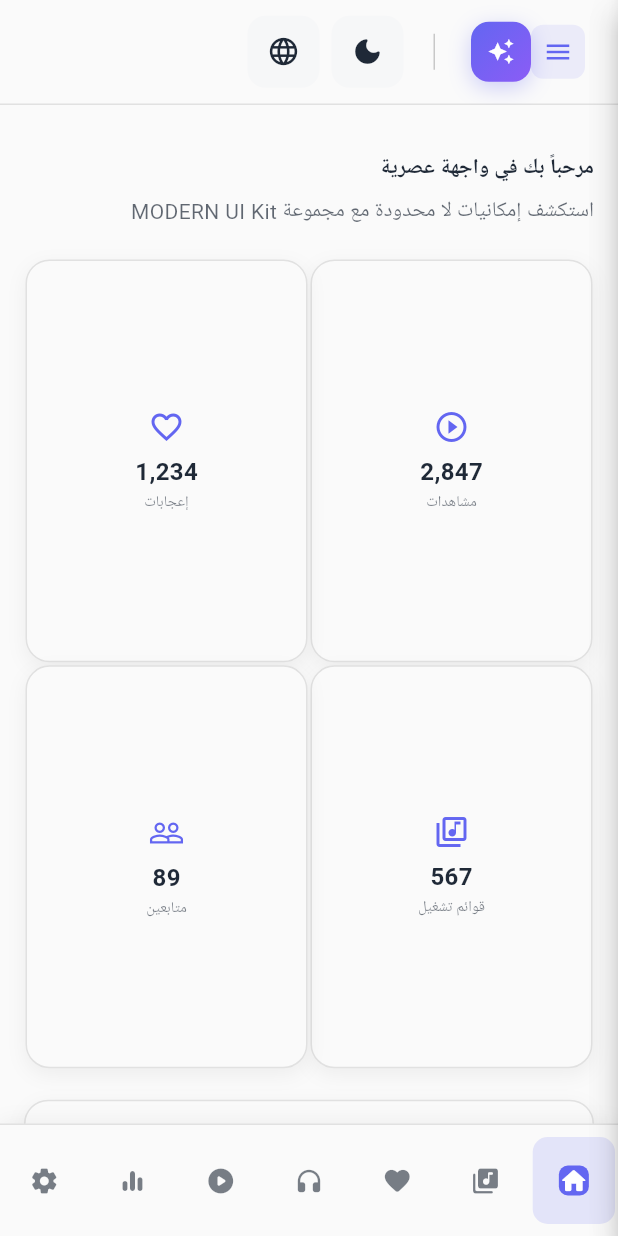
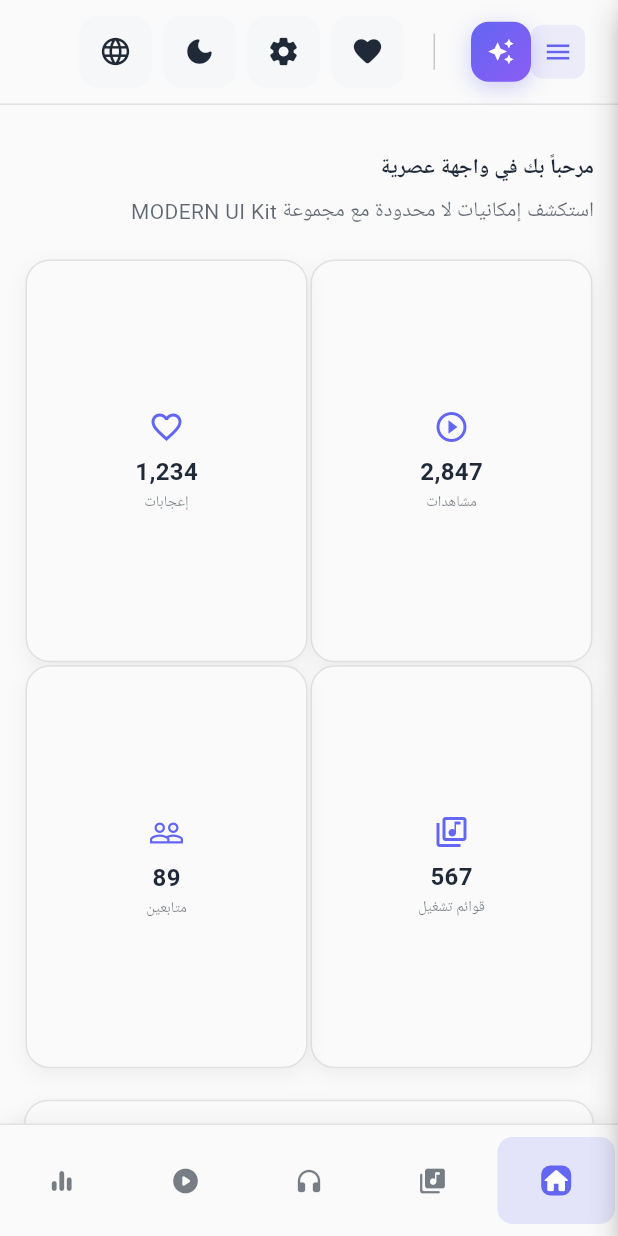
Before and after one commit to weeasd57/media_player_app, a Flutter app: the screen it shows after launch, on a phone screen of 412 x 824 dp. Run offline on Flutter 3.47's test engine with Material 3 defaults, Android fonts, the phone set to English and light mode, and no system bars; our stand-ins replace clay_containers, shared_preferences.

Commit message:
Add favorites and settings navigation with dedicated buttons
Co-authored-by: acursour <acursour@gmail.com>

```diff
--- a/lib/main.dart
+++ b/lib/main.dart
@@ -46,7 +46,9 @@ class UIKitCollectionApp extends StatelessWidget {
             title: 'UI Kit Collection',
             theme: themeProvider.currentTheme,
             locale: localeProvider.locale,
-            home: const AppLayout(),
+            home: const SafeArea(
+              child: AppLayout(),
+            ),
             debugShowCheckedModeBanner: false,
             supportedLocales: const [
               Locale('en', 'US'),
--- a/lib/presentation/navigation/app_layout.dart
+++ b/lib/presentation/navigation/app_layout.dart
@@ -6,6 +6,8 @@ import '../providers/locale_provider.dart';
 import '../utils/responsive_layout.dart';
 import '../widgets/app_sidebar.dart';
 import '../widgets/app_navigation_bar.dart';
+import '../pages/favorites_screen.dart';
+import '../pages/settings_screen.dart';
 
 class AppLayout extends StatelessWidget {
   const AppLayout({super.key});
@@ -190,6 +192,94 @@ class AppLayout extends StatelessWidget {
                               Row(
                                 mainAxisSize: MainAxisSize.min,
                                 children: [
+                                  // Favorites Button
+                                  Container(
+                                    decoration: BoxDecoration(
+                                      color: themeProvider
+                                          .currentTheme
+                                          .colorScheme
+                                          .surfaceContainerHighest
+                                          .withAlpha((0.5 * 255).round()),
+                                      borderRadius: BorderRadius.circular(12),
+                                    ),
+                                    child: IconButton(
+                                      icon: Icon(
+                                        Icons.favorite_rounded,
+                                        size:
+                                            ResponsiveLayout.isSmallMobile(
+                                              context,
+                                            )
+                                              ? 20
+                                              : 22,
+                                        color: themeProvider
+                                            .currentTheme
+                                            .colorScheme
+                                            .onSurface,
+                                      ),
+                                      onPressed: () {
+                                        appProvider.navigateToFavorites();
+                                      },
+                                      tooltip: isArabic ? 'المفضلة' : 'Favorites',
+                                      padding:
+                                          ResponsiveLayout.isSmallMobile(
+                                            context,
+                                          )
+                                              ? const EdgeInsets.all(4)
+                                              : const EdgeInsets.all(8),
+                                    ),
+                                  ),
+
+                                  SizedBox(
+                                    width:
+                                        ResponsiveLayout.isSmallMobile(context)
+                                        ? 6
+                                        : 8,
+                                  ),
+
+                                  // Settings Button
+                                  Container(
+                                    decoration: BoxDecoration(
+                                      color: themeProvider
+                                          .currentTheme
+                                          .colorScheme
+                                          .surfaceContainerHighest
+                                          .withAlpha((0.5 * 255).round()),
+                                      borderRadius: BorderRadius.circular(12),
+                                    ),
+                                    child: IconButton(
+                                      icon: Icon(
+                                        Icons.settings_rounded,
+                                        size:
+                                            ResponsiveLayout.isSmallMobile(
+                                              context,
+                                            )
+                                              ? 20
+                                              : 22,
+                                        color: themeProvider
+                                            .currentTheme
+                                            .colorScheme
+                                            .onSurface,
+                                      ),
+                                      onPressed: () {
+                                        appProvider.navigateToSettings();
+                                      },
+                                      tooltip: isArabic ? 'الإعدادات' : 'Settings',
+                                      padding:
+                                          ResponsiveLayout.isSmallMobile(
+                                            context,
+                                          )
+                                              ? const EdgeInsets.all(4)
+                                              : const EdgeInsets.all(8),
+                                    ),
+                                  ),
+
+                                  SizedBox(
+                                    width:
+                                        ResponsiveLayout.isSmallMobile(context)
+                                        ? 6
+                                        : 8,
+                                  ),
+
                                   // Theme Toggle with Modern Design
                                   Container(
                                     decoration: BoxDecoration(
@@ -315,7 +405,11 @@ class AppLayout extends StatelessWidget {
                           },
                           child: Container(
                             key: ValueKey('${currentApp.id}_${currentPage.id}'),
-                            child: currentPage.screen,
+                            child: appProvider.showFavorites
+                                ? const FavoritesScreen()
+                                : appProvider.showSettings
+                                    ? const SettingsScreen()
+                                    : currentPage.screen,
                           ),
                         ),
                       ),
--- a/lib/presentation/providers/app_provider.dart
+++ b/lib/presentation/providers/app_provider.dart
@@ -13,12 +13,17 @@ class AppProvider extends ChangeNotifier {
   int _selectedPageIndex = 0;
   // استخدام حالة واحدة للشريط الجانبي: false = مفتوح، true = مخفي
   bool _isSidebarHidden = true;
+  // إضافة متغيرات للتنقل إلى المفضلة والإعدادات
+  bool _showFavorites = false;
+  bool _showSettings = false;
 
   int get selectedAppIndex => _selectedAppIndex;
   int get selectedPageIndex => _selectedPageIndex;
   // نحتفظ بهذا للتوافق مع الكود السابق، لكن دائمًا يكون false
   bool get isSidebarCollapsed => false;
   bool get isSidebarHidden => _isSidebarHidden;
+  bool get showFavorites => _showFavorites;
+  bool get showSettings => _showSettings;
 
   AppItem get currentApp => apps[_selectedAppIndex];
   AppPage get currentPage => currentApp.pages[_selectedPageIndex];
@@ -50,13 +55,6 @@ class AppProvider extends ChangeNotifier {
           screen: const LibraryScreen(),
         ),
         AppPage(
-          id: 'favorites',
-          name: 'Favorites',
-          nameAr: 'المفضلة',
-          icon: Icons.favorite_rounded,
-          screen: const FavoritesScreen(),
-        ),
-        AppPage(
           id: 'audio',
           name: 'Audio Player',
           nameAr: 'مشغل الصوت',
@@ -76,13 +74,6 @@ class AppProvider extends ChangeNotifier {
           nameAr: 'المعادل',
           icon: Icons.equalizer_rounded,
           screen: const EqualizerScreen(),
-        ),
-        AppPage(
-          id: 'settings',
-          name: 'Settings',
-          nameAr: 'الإعدادات',
-          icon: Icons.settings_rounded,
-          screen: const SettingsScreen(),
         ),
       ],
     ),
@@ -112,13 +103,6 @@ class AppProvider extends ChangeNotifier {
           screen: const LibraryScreen(),
         ),
         AppPage(
-          id: 'favorites',
-          name: 'Favorites',
-          nameAr: 'المفضلة',
-          icon: Icons.favorite_outline,
-          screen: const FavoritesScreen(),
-        ),
-        AppPage(
           id: 'audio',
           name: 'Audio',
           nameAr: 'الصوت',
@@ -138,13 +122,6 @@ class AppProvider extends ChangeNotifier {
           nameAr: 'المعادل',
           icon: Icons.equalizer_outlined,
           screen: const EqualizerScreen(),
-        ),
-        AppPage(
-          id: 'settings',
-          name: 'Settings',
-          nameAr: 'الإعدادات',
-          icon: Icons.settings_outlined,
-          screen: const SettingsScreen(),
         ),
       ],
     ),
@@ -174,13 +151,6 @@ class AppProvider extends ChangeNotifier {
           screen: const LibraryScreen(),
         ),
         AppPage(
-          id: 'favorites',
-          name: 'Favorites',
-          nameAr: 'المفضلة',
-          icon: Icons.favorite_border,
-          screen: const FavoritesScreen(),
-        ),
-        AppPage(
           id: 'audio',
           name: 'Audio Player',
           nameAr: 'مشغل الصوت',
@@ -200,13 +170,6 @@ class AppProvider extends ChangeNotifier {
           nameAr: 'المعادل',
           icon: Icons.equalizer,
           screen: const EqualizerScreen(),
-        ),
-        AppPage(
-          id: 'settings',
-          name: 'Settings',
-          nameAr: 'الإعدادات',
-          icon: Icons.settings,
-          screen: const SettingsScreen(),
         ),
       ],
     ),
@@ -236,13 +199,6 @@ class AppProvider extends ChangeNotifier {
           screen: const LibraryScreen(),
         ),
         AppPage(
-          id: 'favorites',
-          name: 'Favorites',
-          nameAr: 'المفضلة',
-          icon: Icons.favorite,
-          screen: const FavoritesScreen(),
-        ),
-        AppPage(
           id: 'audio',
           name: 'Audio Player',
           nameAr: 'مشغل الصوت',
@@ -262,13 +218,6 @@ class AppProvider extends ChangeNotifier {
           nameAr: 'المعادل',
           icon: Icons.equalizer,
           screen: const EqualizerScreen(),
-        ),
-        AppPage(
-          id: 'settings',
-          name: 'Settings',
-          nameAr: 'الإعدادات',
-          icon: Icons.tune,
-          screen: const SettingsScreen(),
         ),
       ],
     ),
@@ -298,13 +247,6 @@ class AppProvider extends ChangeNotifier {
           screen: const LibraryScreen(),
         ),
         AppPage(
-          id: 'favorites',
-          name: 'Favorites',
-          nameAr: 'المفضلة',
-          icon: Icons.favorite_border,
-          screen: const FavoritesScreen(),
-        ),
-        AppPage(
           id: 'audio',
           name: 'Audio Player',
           nameAr: 'مشغل الصوت',
@@ -324,13 +266,6 @@ class AppProvider extends ChangeNotifier {
           nameAr: 'المعادل',
           icon: Icons.equalizer,
           screen: const EqualizerScreen(),
-        ),
-        AppPage(
-          id: 'settings',
-          name: 'Settings',
-          nameAr: 'الإعدادات',
-          icon: Icons.settings,
-          screen: const SettingsScreen(),
         ),
       ],
     ),
@@ -360,13 +295,6 @@ class AppProvider extends ChangeNotifier {
           screen: const LibraryScreen(),
         ),
         AppPage(
-          id: 'favorites',
-          name: 'Favorites',
-          nameAr: 'المفضلة',
-          icon: Icons.favorite,
-          screen: const FavoritesScreen(),
-        ),
-        AppPage(
           id: 'audio',
           name: 'Audio Matrix',
           nameAr: 'مصفوفة الصوت',
@@ -386,13 +314,6 @@ class AppProvider extends ChangeNotifier {
           nameAr: 'مصفوفة المعادل',
           icon: Icons.waves,
           screen: const EqualizerScreen(),
-        ),
-        AppPage(
-          id: 'settings',
-          name: 'System Settings',
-          nameAr: 'إعدادات النظام',
-          icon: Icons.settings,
-          screen: const SettingsScreen(),
         ),
       ],
     ),
@@ -422,13 +343,6 @@ class AppProvider extends ChangeNotifier {
           screen: const LibraryScreen(),
         ),
         AppPage(
-          id: 'favorites',
-          name: 'Favorites',
-          nameAr: 'المفضلة',
-          icon: Icons.favorite,
-          screen: const FavoritesScreen(),
-        ),
-        AppPage(
           id: 'audio',
           name: 'Nature Sounds',
           nameAr: 'أصوات الطبيعة',
@@ -448,13 +362,6 @@ class AppProvider extends ChangeNotifier {
           nameAr: 'معادل الطبيعة',
           icon: Icons.equalizer,
           screen: const EqualizerScreen(),
-        ),
-        AppPage(
-          id: 'settings',
-          name: 'Nature Settings',
-          nameAr: 'إعدادات الطبيعة',
-          icon: Icons.settings,
-          screen: const SettingsScreen(),
         ),
       ],
     ),
@@ -484,13 +391,6 @@ class AppProvider extends ChangeNotifier {
           screen: const LibraryScreen(),
         ),
         AppPage(
-          id: 'favorites',
-          name: 'Favorites',
-          nameAr: 'المفضلة',
-          icon: Icons.favorite,
-          screen: const FavoritesScreen(),
-        ),
-        AppPage(
           id: 'audio',
           name: 'Vinyl Player',
           nameAr: 'مشغل الفينيل',
@@ -510,13 +410,6 @@ class AppProvider extends ChangeNotifier {
           nameAr: 'المعادل الكلاسيكي',
           icon: Icons.equalizer,
           screen: const EqualizerScreen(),
-        ),
-        AppPage(
-          id: 'settings',
-          name: 'Retro Settings',
-          nameAr: 'الإعدادات الكلاسيكية',
-          icon: Icons.settings,
-          screen: const SettingsScreen(),
         ),
       ],
     ),
@@ -546,13 +439,6 @@ class AppProvider extends ChangeNotifier {
           screen: const LibraryScreen(),
         ),
         AppPage(
-          id: 'favorites',
-          name: 'Treasures',
-          nameAr: 'الكنوز',
-          icon: Icons.diamond,
-          screen: const FavoritesScreen(),
-        ),
-        AppPage(
           id: 'audio',
           name: 'Ocean Sounds',
           nameAr: 'أصوات المحيط',
@@ -572,13 +458,6 @@ class AppProvider extends ChangeNotifier {
           nameAr: 'معادل المحيط',
           icon: Icons.equalizer,
           screen: const EqualizerScreen(),
-        ),
-        AppPage(
-          id: 'settings',
-          name: 'Ocean Settings',
-          nameAr: 'إعدادات المحيط',
-          icon: Icons.settings,
-          screen: const SettingsScreen(),
         ),
       ],
     ),
@@ -608,13 +487,6 @@ class AppProvider extends ChangeNotifier {
           screen: const LibraryScreen(),
         ),
         AppPage(
-          id: 'favorites',
-          name: 'Golden Moments',
-          nameAr: 'اللحظات الذهبية',
-          icon: Icons.star,
-          screen: const FavoritesScreen(),
-        ),
-        AppPage(
           id: 'audio',
           name: 'Sunset Audio',
           nameAr: 'صوت الغروب',
@@ -634,13 +506,6 @@ class AppProvider extends ChangeNotifier {
           nameAr: 'معادل الغروب',
           icon: Icons.equalizer,
           screen: const EqualizerScreen(),
-        ),
-        AppPage(
-          id: 'settings',
-          name: 'Camera Settings',
-          nameAr: 'إعدادات الكاميرا',
-          icon: Icons.camera_alt,
-          screen: const SettingsScreen(),
         ),
       ],
     ),
@@ -670,13 +535,6 @@ class AppProvider extends ChangeNotifier {
           screen: const LibraryScreen(),
         ),
         AppPage(
-          id: 'favorites',
-          name: 'Neon Favorites',
-          nameAr: 'نيون المفضلة',
-          icon: Icons.favorite,
-          screen: const FavoritesScreen(),
-        ),
-        AppPage(
           id: 'audio',
           name: 'Neon Audio',
           nameAr: 'نيون الصوت',
@@ -696,13 +554,6 @@ class AppProvider extends ChangeNotifier {
           nameAr: 'نيون المعادل',
           icon: Icons.equalizer,
           screen: const EqualizerScreen(),
-        ),
-        AppPage(
-          id: 'settings',
-          name: 'Neon Settings',
-          nameAr: 'إعدادات النيون',
-          icon: Icons.settings,
-          screen: const SettingsScreen(),
         ),
       ],
     ),
@@ -732,13 +583,6 @@ class AppProvider extends ChangeNotifier {
           screen: const LibraryScreen(),
         ),
         AppPage(
-          id: 'favorites',
-          name: 'Material Favorites',
-          nameAr: 'ماتيريال المفضلة',
-          icon: Icons.favorite,
-          screen: const FavoritesScreen(),
-        ),
-        AppPage(
           id: 'audio',
           name: 'Material Audio',
           nameAr: 'ماتيريال الصوت',
@@ -758,13 +602,6 @@ class AppProvider extends ChangeNotifier {
           nameAr: 'ماتيريال المعادل',
           icon: Icons.equalizer,
           screen: const EqualizerScreen(),
-        ),
-        AppPage(
-          id: 'settings',
-          name: 'Material Settings',
-          nameAr: 'إعدادات ماتيريال',
-          icon: Icons.settings,
-          screen: const SettingsScreen(),
         ),
       ],
     ),
@@ -794,13 +631,6 @@ class AppProvider extends ChangeNotifier {
           screen: const LibraryScreen(),
         ),
         AppPage(
-          id: 'favorites',
-          name: 'Dark Favorites',
-          nameAr: 'المظلم المفضلة',
-          icon: Icons.favorite,
-          screen: const FavoritesScreen(),
-        ),
-        AppPage(
           id: 'audio',
           name: 'Dark Audio',
           nameAr: 'المظلم الصوت',
@@ -820,13 +650,6 @@ class AppProvider extends ChangeNotifier {
           nameAr: 'المظلم المعادل',
           icon: Icons.equalizer,
           screen: const EqualizerScreen(),
-        ),
-        AppPage(
-          id: 'settings',
-          name: 'Dark Settings',
-          nameAr: 'المظلم الإعدادات',
-          icon: Icons.settings,
-          screen: const SettingsScreen(),
         ),
       ],
     ),
@@ -856,13 +679,6 @@ class AppProvider extends ChangeNotifier {
           screen: const LibraryScreen(),
         ),
         AppPage(
-          id: 'favorites',
-          name: 'Holo Favorites',
-          nameAr: 'هولو المفضلة',
-          icon: Icons.favorite,
-          screen: const FavoritesScreen(),
-        ),
-        AppPage(
           id: 'audio',
           name: 'Holo Audio',
           nameAr: 'هولو الصوت',
@@ -882,13 +698,6 @@ class AppProvider extends ChangeNotifier {
           nameAr: 'هولو المعادل',
           icon: Icons.equalizer,
           screen: const EqualizerScreen(),
-        ),
-        AppPage(
-          id: 'settings',
-          name: 'Holo Settings',
-          nameAr: 'هولو الإعدادات',
-          icon: Icons.settings,
-          screen: const SettingsScreen(),
         ),
       ],
     ),
@@ -918,13 +727,6 @@ class AppProvider extends ChangeNotifier {
           screen: const LibraryScreen(),
         ),
         AppPage(
-          id: 'favorites',
-          name: 'Vintage Favorites',
-          nameAr: 'فينتاج المفضلة',
-          icon: Icons.favorite,
-          screen: const FavoritesScreen(),
-        ),
-        AppPage(
           id: 'audio',
           name: 'Vintage Audio',
           nameAr: 'فينتاج الصوت',
@@ -944,13 +746,6 @@ class AppProvider extends ChangeNotifier {
           nameAr: 'فينتاج المعادل',
           icon: Icons.equalizer,
           screen: const EqualizerScreen(),
-        ),
-        AppPage(
-          id: 'settings',
-          name: 'Vintage Settings',
-          nameAr: 'فينتاج الإعدادات',
-          icon: Icons.settings,
-          screen: const SettingsScreen(),
         ),
       ],
     ),
@@ -980,13 +775,6 @@ class AppProvider extends ChangeNotifier {
           screen: const LibraryScreen(),
         ),
         AppPage(
-          id: 'favorites',
-          name: 'Crystal Favorites',
-          nameAr: 'كريستال المفضلة',
-          icon: Icons.favorite_border,
-          screen: const FavoritesScreen(),
-        ),
-        AppPage(
           id: 'audio',
           name: 'Crystal Audio',
           nameAr: 'كريستال الصوت',
@@ -1006,13 +794,6 @@ class AppProvider extends ChangeNotifier {
           nameAr: 'كريستال المعادل',
           icon: Icons.equalizer,
           screen: const EqualizerScreen(),
-        ),
-        AppPage(
-          id: 'settings',
-          name: 'Crystal Settings',
-          nameAr: 'كريستال الإعدادات',
-          icon: Icons.settings,
-          screen: const SettingsScreen(),
         ),
       ],
     ),
@@ -1042,13 +823,6 @@ class AppProvider extends ChangeNotifier {
           screen: const LibraryScreen(),
         ),
         AppPage(
-          id: 'favorites',
-          name: 'Synth Favorites',
-          nameAr: 'سينث المفضلة',
-          icon: Icons.favorite,
-          screen: const FavoritesScreen(),
-        ),
-        AppPage(
           id: 'audio',
           name: 'Synth Audio',
           nameAr: 'سينث الصوت',
@@ -1068,13 +842,6 @@ class AppProvider extends ChangeNotifier {
           nameAr: 'سينث المعادل',
           icon: Icons.tune,
           screen: const EqualizerScreen(),
-        ),
-        AppPage(
-          id: 'settings',
-          name: 'Synth Settings',
-          nameAr: 'سينث الإعدادات',
-          icon: Icons.settings,
-          screen: const SettingsScreen(),
         ),
       ],
     ),
@@ -1104,13 +871,6 @@ class AppProvider extends ChangeNotifier {
           screen: const LibraryScreen(),
         ),
         AppPage(
-          id: 'favorites',
-          name: 'Nordic Favorites',
-          nameAr: 'نورديك المفضلة',
-          icon: Icons.favorite,
-          screen: const FavoritesScreen(),
-        ),
-        AppPage(
           id: 'audio',
           name: 'Nordic Audio',
           nameAr: 'نورديك الصوت',
@@ -1130,13 +890,6 @@ class AppProvider extends ChangeNotifier {
           nameAr: 'نورديك المعادل',
           icon: Icons.equalizer,
           screen: const EqualizerScreen(),
-        ),
-        AppPage(
-          id: 'settings',
-          name: 'Nordic Settings',
-          nameAr: 'نورديك الإعدادات',
-          icon: Icons.settings_outlined,
-          screen: const SettingsScreen(),
         ),
       ],
     ),
@@ -1166,13 +919,6 @@ class AppProvider extends ChangeNotifier {
           screen: const LibraryScreen(),
         ),
         AppPage(
-          id: 'favorites',
-          name: 'Cosmic Favorites',
-          nameAr: 'كوني المفضلة',
-          icon: Icons.star_rate,
-          screen: const FavoritesScreen(),
-        ),
-        AppPage(
           id: 'audio',
           name: 'Cosmic Audio',
           nameAr: 'كوني الصوت',
@@ -1192,13 +938,6 @@ class AppProvider extends ChangeNotifier {
           nameAr: 'كوني المعادل',
           icon: Icons.equalizer,
           screen: const EqualizerScreen(),
-        ),
-        AppPage(
-          id: 'settings',
-          name: 'Cosmic Settings',
-          nameAr: 'كوني الإعدادات',
-          icon: Icons.settings,
-          screen: const SettingsScreen(),
         ),
       ],
     ),
@@ -1228,13 +967,6 @@ class AppProvider extends ChangeNotifier {
           screen: const LibraryScreen(),
         ),
         AppPage(
-          id: 'favorites',
-          name: 'Brutal Favorites',
-          nameAr: 'بروتال المفضلة',
-          icon: Icons.favorite,
-          screen: const FavoritesScreen(),
-        ),
-        AppPage(
           id: 'audio',
           name: 'Brutal Audio',
           nameAr: 'بروتال الصوت',
@@ -1254,13 +986,6 @@ class AppProvider extends ChangeNotifier {
           nameAr: 'بروتال المعادل',
           icon: Icons.equalizer,
           screen: const EqualizerScreen(),
-        ),
-        AppPage(
-          id: 'settings',
-          name: 'Brutal Settings',
-          nameAr: 'بروتال الإعدادات',
-          icon: Icons.settings,
-          screen: const SettingsScreen(),
         ),
       ],
     ),
@@ -1305,4 +1030,25 @@ class AppProvider extends ChangeNotifier {
     _isSidebarHidden = false; // فتح
     notifyListeners();
   }
+
+  // دالة للتنقل إلى المفضلة
+  void navigateToFavorites() {
+    _showFavorites = true;
+    _showSettings = false;
+    notifyListeners();
+  }
+
+  // دالة للتنقل إلى الإعدادات
+  void navigateToSettings() {
+    _showSettings = true;
+    _showFavorites = false;
+    notifyListeners();
+  }
+
+  // دالة للعودة إلى الصفحة الرئيسية
+  void navigateToHome() {
+    _showFavorites = false;
+    _showSettings = false;
+    notifyListeners();
+  }
 }
```
Lines whose indentation alone changed are shown as unchanged.
